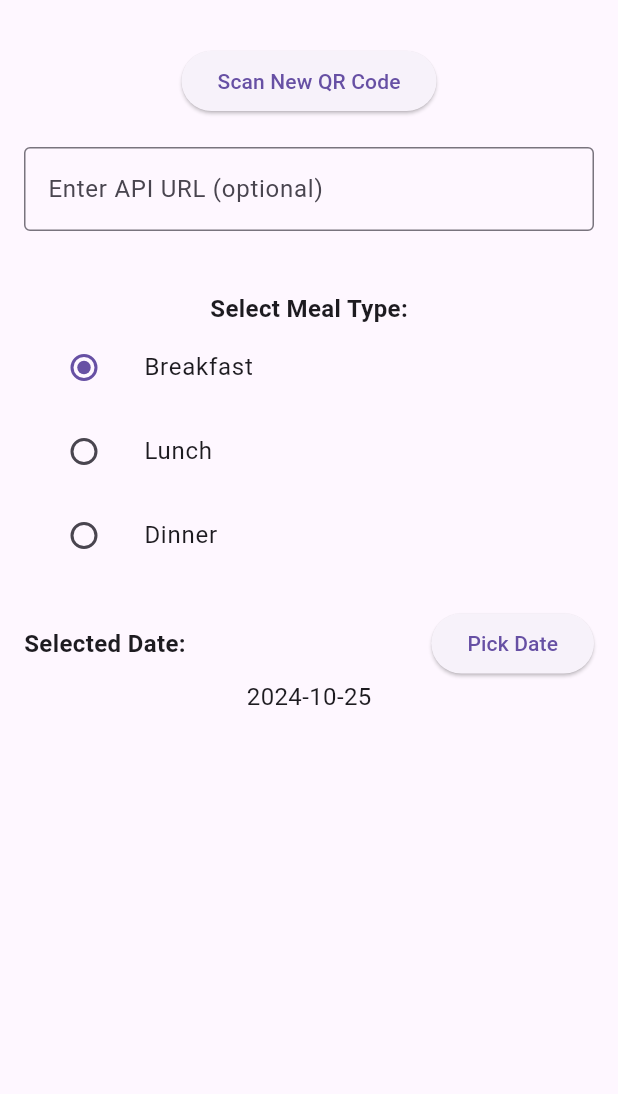
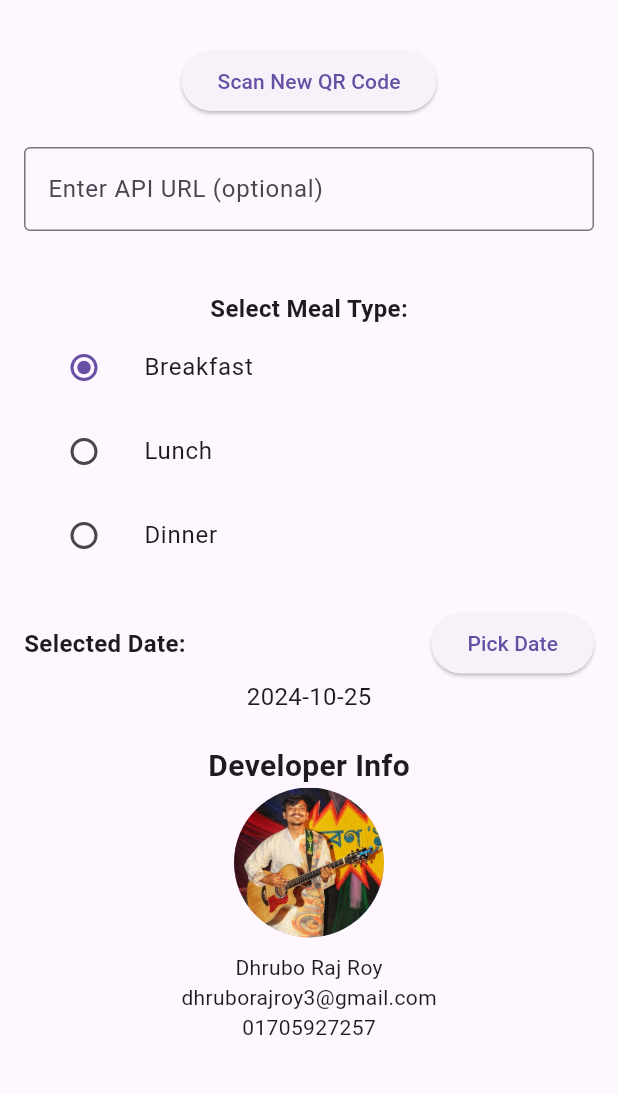
Before and after one commit to dhruborajroy/ScanBite, a Flutter app: the screen it shows after launch, on a phone screen of 412 x 824 dp, the part 63-1157 px from its top. Run offline on Flutter 3.47's test engine with Material 3 defaults, Android fonts, the phone set to English and light mode, and no system bars; our stand-ins replace get_storage; missing offline and left inert: mobile_scanner.

```diff
--- a/lib/main.dart
+++ b/lib/main.dart
@@ -107,6 +107,7 @@ class MealStatusPageState extends State<MealStatusPage> {
       "app_id": qrData["app_id"] ?? "default_app_id",
       "name": qrData["name"] ?? "default_name",
       "hall_id": qrData["hall_id"] ?? "default_hall_id",
+      "reg_no":qrData["reg_no"] ?? "default_reg_no",
       "date": selectedDate.toIso8601String(),
       "meal_type": selectedMealType
     });
@@ -131,7 +132,7 @@ class MealStatusPageState extends State<MealStatusPage> {
           name = responseData["name"] ?? "default_name";
           hallId = qrData["hall_id"] ?? "default_hall_id";
           mealType = selectedMealType;
-          errorMessage = '';
+          errorMessage = responseData["message"] ?? 'Did not register for meal';
         });
       } else {
         // Failure
@@ -342,6 +343,19 @@ class MealStatusPageState extends State<MealStatusPage> {
                 '${selectedDate.toLocal()}'.split(' ')[0],
                 style: const TextStyle(fontSize: 16),
               ),
+              const SizedBox(height: 20),
+              const Text(
+                'Developer Info',
+                style: TextStyle(fontSize: 20, fontWeight: FontWeight.bold),
+              ),
+              const CircleAvatar(
+                radius: 50,
+                backgroundImage: AssetImage('assets/images/joy.jpg'),
+              ),
+              const SizedBox(height: 10),
+              const Text('Dhrubo Raj Roy'),
+              const Text('dhruborajroy3@gmail.com'),
+              const Text('01705927257'),
             ],
           ),
         ),
```
Also changed, not shown: 5 other files.
